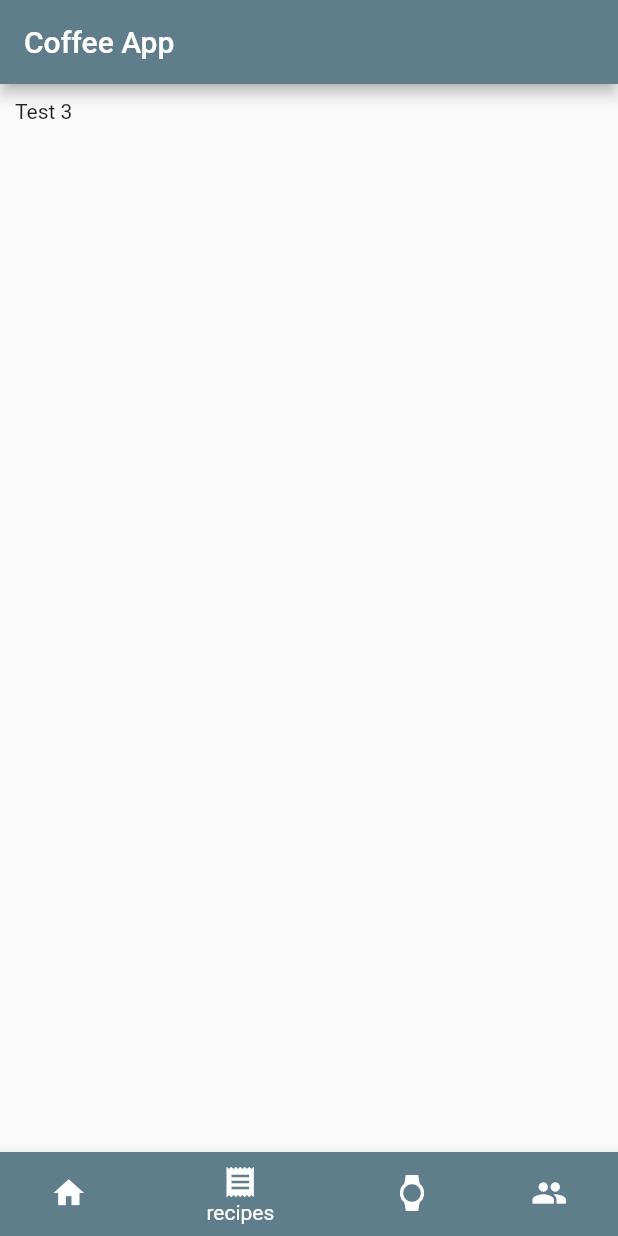
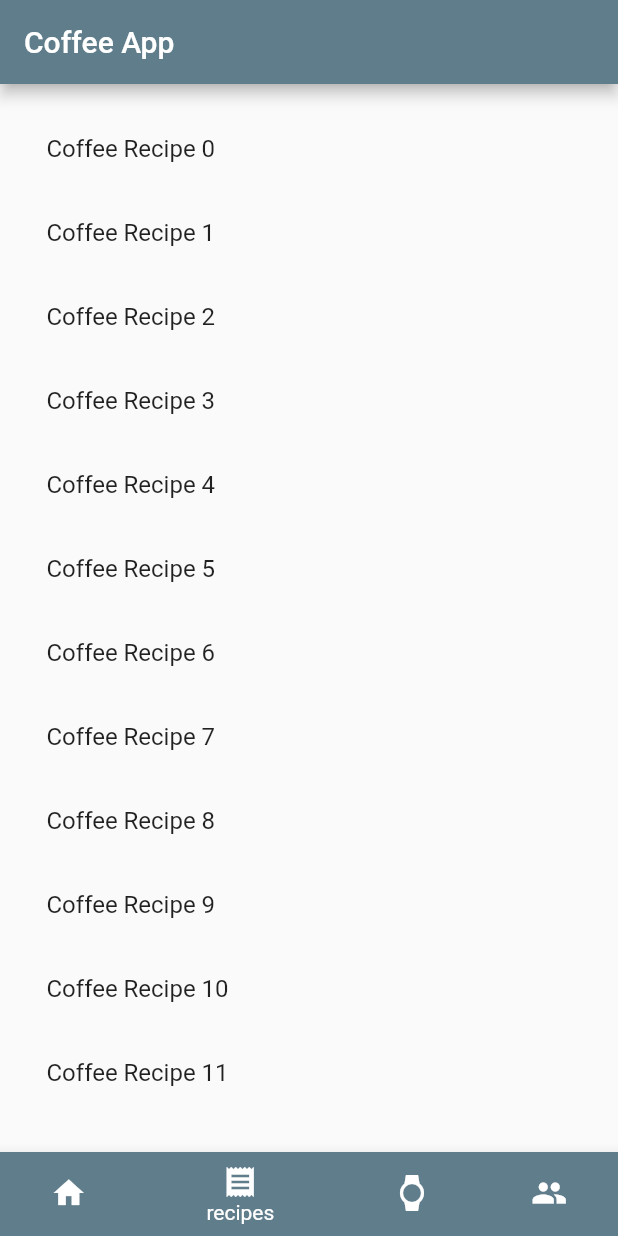
Before and after one commit to EugeneTeu/BrewCompass, a Flutter app: the screen it shows after launch, item 2 of the bottom bar chosen, on a phone screen of 412 x 824 dp. Run offline on Flutter 3.47's test engine with Material 2 defaults, Android fonts, the phone set to English and light mode, and no system bars.

Commit message:
added scrollable list page called RecipePage

```diff
--- a/coffee_app/lib/Homepage.dart
+++ b/coffee_app/lib/Homepage.dart
@@ -12,7 +12,7 @@ class HomePageState extends State<HomePage> {
   Widget build(BuildContext context) {
     return Container(
       padding: EdgeInsets.all(10.0),
-      child: Text("Test home"),
+      child: Text("Test home", style: new TextStyle(fontSize: 50.0),),
     );
   }
 
--- /dev/null
+++ b/coffee_app/lib/RecipePage.dart
@@ -0,0 +1,41 @@
+
+
+import 'package:flutter/material.dart';
+
+class RecipePage extends StatefulWidget {
+  @override
+  State<StatefulWidget> createState() => RecipePageState();
+}
+
+class RecipePageState extends State<RecipePage> {
+  final _recipe = <String>[
+
+  ];
+
+
+  @override
+  Widget build(BuildContext context) {
+    return Container(
+      padding: EdgeInsets.all(10.0),
+      child: _buildBody() ,
+    );
+  }
+
+  Widget _buildBody() {
+    return ListView.builder(
+      padding: const EdgeInsets.all(5.0),
+      itemBuilder: (context, i) {
+        return _buildRow(i);
+      },);
+
+
+
+  }
+
+   Widget _buildRow(int i) {
+    return new ListTile(
+      title: new Text("Coffee Recipe " + i.toString() ),
+    );
+  }
+
+}
--- a/coffee_app/lib/main.dart
+++ b/coffee_app/lib/main.dart
@@ -2,7 +2,7 @@ import 'package:flutter/cupertino.dart';
 import 'package:flutter/material.dart';
 import './caculator.dart';
 import './Homepage.dart';
-import './thirdPage.dart';
+import './RecipePage.dart';
 import './fourthPage.dart';
 
 void main() => runApp(MyApp());
@@ -32,7 +32,7 @@ class _MyHomePageState extends State<MyHomePage> {
   int _selectedPage = 0;
   final _pageOptions = [
     HomePage(),
-    ThirdPage(),
+    RecipePage(),
     MyCalcPage(),
     FourthPage(),
 
```
